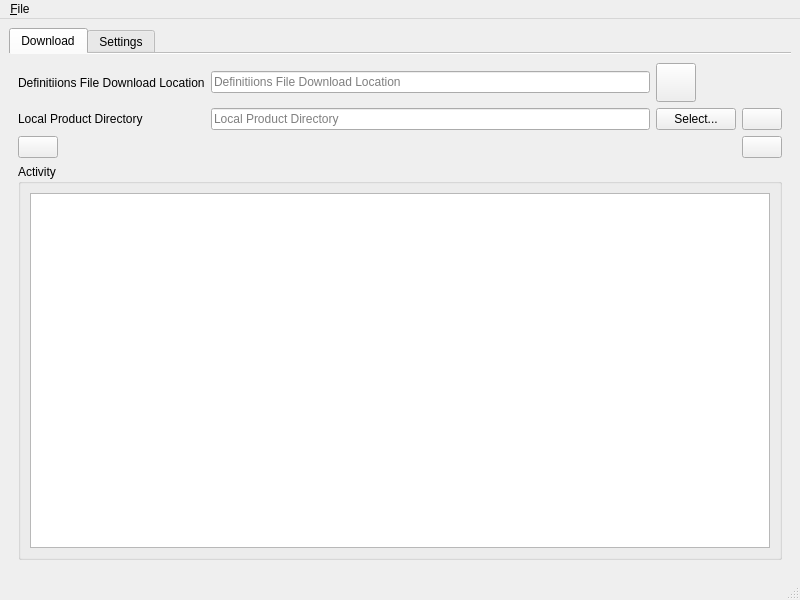
textbrowser/qup, file ui/qup.ui: the form before one commit.
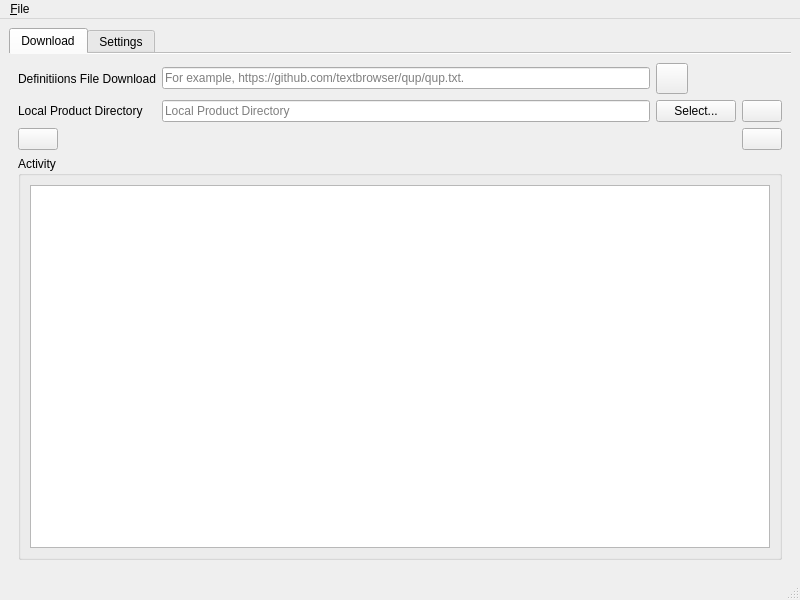
The form after the commit. Icons and pictures are not drawn.

Patch:
```diff
--- a/ui/qup.ui
+++ b/ui/qup.ui
@@ -41,6 +41,20 @@
        <layout class="QVBoxLayout" name="verticalLayout_3">
         <item>
          <layout class="QGridLayout" name="gridLayout">
+          <item row="1" column="0">
+           <widget class="QLabel" name="label_4">
+            <property name="text">
+             <string>Local Product Directory</string>
+            </property>
+           </widget>
+          </item>
+          <item row="0" column="1">
+           <widget class="QLineEdit" name="qup_txt_location">
+            <property name="placeholderText">
+             <string>For example, https://github.com/textbrowser/qup/qup.txt.</string>
+            </property>
+           </widget>
+          </item>
           <item row="1" column="3">
            <widget class="QPushButton" name="save">
             <property name="toolTip">
@@ -52,12 +66,36 @@
             </property>
             <property name="iconSize">
              <size>
-              <width>32</width>
-              <height>32</height>
+              <width>24</width>
+              <height>24</height>
              </size>
             </property>
            </widget>
           </item>
+          <item row="1" column="1">
+           <widget class="QLineEdit" name="local_directory">
+            <property name="readOnly">
+             <bool>true</bool>
+            </property>
+            <property name="placeholderText">
+             <string>Local Product Directory</string>
+            </property>
+           </widget>
+          </item>
+          <item row="1" column="2">
+           <widget class="QPushButton" name="select_local_directory">
+            <property name="text">
+             <string>Select...</string>
+            </property>
+           </widget>
+          </item>
+          <item row="0" column="0">
+           <widget class="QLabel" name="label">
+            <property name="text">
+             <string>Definitiions File Download</string>
+            </property>
+           </widget>
+          </item>
           <item row="0" column="2">
            <widget class="QToolButton" name="favorites">
             <property name="toolTip">
@@ -72,50 +110,12 @@
             </property>
             <property name="iconSize">
              <size>
-              <width>32</width>
-              <height>32</height>
+              <width>24</width>
+              <height>24</height>
              </size>
             </property>
            </widget>
           </item>
-          <item row="1" column="2">
-           <widget class="QPushButton" name="select_local">
-            <property name="text">
-             <string>Select...</string>
-            </property>
-           </widget>
-          </item>
-          <item row="0" column="0">
-           <widget class="QLabel" name="label">
-            <property name="text">
-             <string>Definitiions File Download Location</string>
-            </property>
-           </widget>
-          </item>
-          <item row="0" column="1">
-           <widget class="QLineEdit" name="lineEdit">
-            <property name="placeholderText">
-             <string>Definitiions File Download Location</string>
-            </property>
-           </widget>
-          </item>
-          <item row="1" column="0">
-           <widget class="QLabel" name="label_4">
-            <property name="text">
-             <string>Local Product Directory</string>
-            </property>
-           </widget>
-          </item>
-          <item row="1" column="1">
-           <widget class="QLineEdit" name="local">
-            <property name="readOnly">
-             <bool>true</bool>
-            </property>
-            <property name="placeholderText">
-             <string>Local Product Directory</string>
-            </property>
-           </widget>
-          </item>
          </layout>
         </item>
         <item>
@@ -131,8 +131,8 @@
             </property>
             <property name="iconSize">
              <size>
-              <width>32</width>
-              <height>32</height>
+              <width>24</width>
+              <height>24</height>
              </size>
             </property>
            </widget>
@@ -161,8 +161,8 @@
             </property>
             <property name="iconSize">
              <size>
-              <width>32</width>
-              <height>32</height>
+              <width>24</width>
+              <height>24</height>
              </size>
             </property>
            </widget>
```
Left out of the diff: 22 changed lines with no effect on the pictures.
